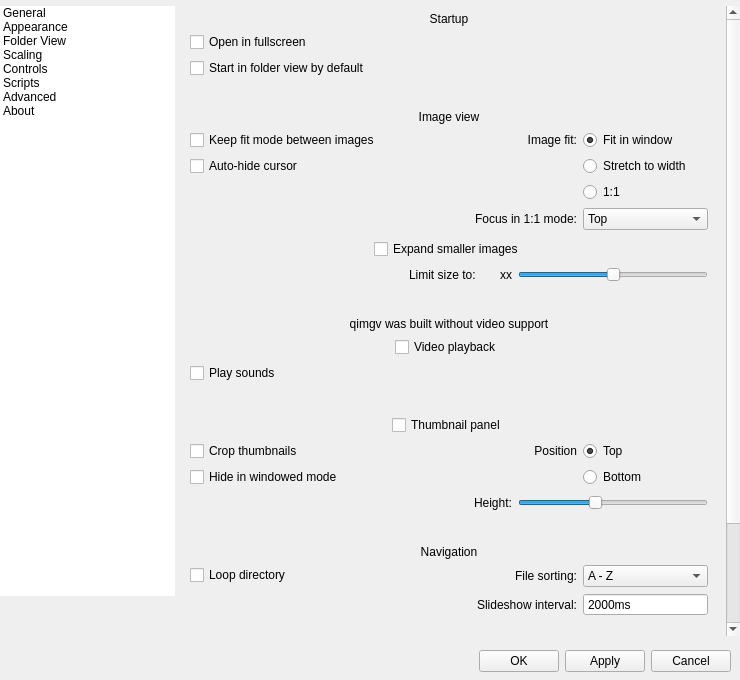
The window that qimgv/gui/dialogs/settingsdialog.ui (do-i/thumbgrid) describes before a commit, drawn with Qt 5.
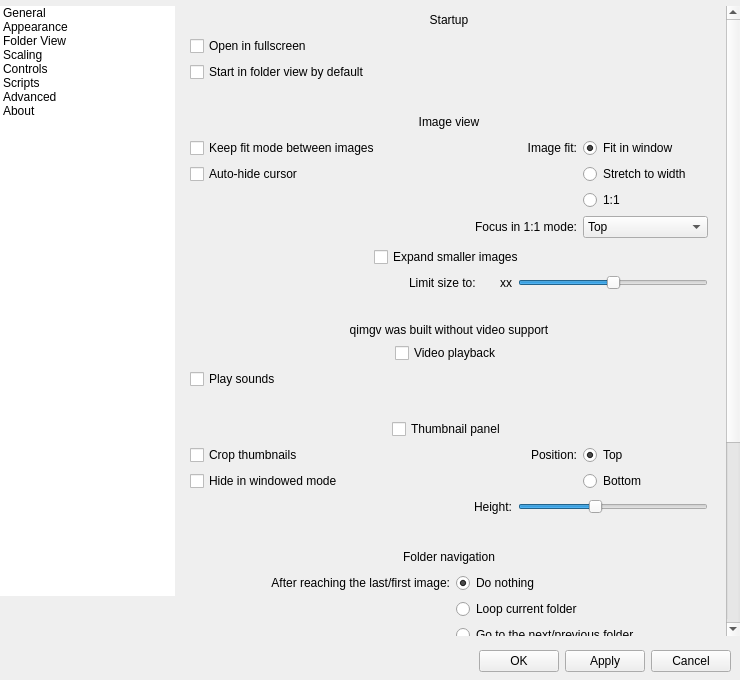
The same window after the commit. Custom widgets are drawn as their Qt base class.

Commit message: add folder switching option #304

What changed in the file:
```diff
--- a/qimgv/gui/dialogs/settingsdialog.ui
+++ b/qimgv/gui/dialogs/settingsdialog.ui
@@ -287,12 +287,12 @@
               <property name="geometry">
                <rect>
                 <x>0</x>
-                <y>0</y>
+                <y>-365</y>
                 <width>539</width>
-                <height>901</height>
+                <height>991</height>
                </rect>
               </property>
-              <layout class="QVBoxLayout" name="verticalLayout_5" stretch="0,0,0,0,0,0,0,0,0,0,0,0,0">
+              <layout class="QVBoxLayout" name="verticalLayout_5" stretch="0,0,0,0,0,0,0,0,0,0,0,0,0,0">
                <property name="spacing">
                 <number>8</number>
                </property>
@@ -327,7 +327,7 @@
                    <number>9</number>
                   </property>
                   <property name="topMargin">
-                   <number>6</number>
+                   <number>4</number>
                   </property>
                   <property name="rightMargin">
                    <number>9</number>
@@ -337,6 +337,12 @@
                   </property>
                   <item>
                    <widget class="QLabel" name="label_15">
+                    <property name="minimumSize">
+                     <size>
+                      <width>0</width>
+                      <height>20</height>
+                     </size>
+                    </property>
                     <property name="text">
                      <string>Startup</string>
                     </property>
@@ -368,19 +374,6 @@
                  </layout>
                 </widget>
                </item>
-               <item>
-                <spacer name="verticalSpacer_13">
-                 <property name="orientation">
-                  <enum>Qt::Vertical</enum>
-                 </property>
-                 <property name="sizeHint" stdset="0">
-                  <size>
-                   <width>20</width>
-                   <height>40</height>
-                  </size>
-                 </property>
-                </spacer>
-               </item>
                <item>
                 <spacer name="verticalSpacer_5">
                  <property name="orientation">
@@ -416,7 +409,7 @@
                    <number>9</number>
                   </property>
                   <property name="topMargin">
-                   <number>6</number>
+                   <number>4</number>
                   </property>
                   <property name="rightMargin">
                    <number>9</number>
@@ -426,6 +419,12 @@
                   </property>
                   <item>
                    <widget class="QLabel" name="label_8">
+                    <property name="minimumSize">
+                     <size>
+                      <width>0</width>
+                      <height>20</height>
+                     </size>
+                    </property>
                     <property name="text">
                      <string>Image view</string>
                     </property>
@@ -826,7 +825,7 @@
                    <number>9</number>
                   </property>
                   <property name="topMargin">
-                   <number>6</number>
+                   <number>4</number>
                   </property>
                   <property name="rightMargin">
                    <number>9</number>
@@ -933,19 +932,6 @@
                        </property>
                       </widget>
                      </item>
-                     <item>
-                      <spacer name="verticalSpacer_2">
-                       <property name="orientation">
-                        <enum>Qt::Vertical</enum>
-                       </property>
-                       <property name="sizeHint" stdset="0">
-                        <size>
-                         <width>20</width>
-                         <height>40</height>
-                        </size>
-                       </property>
-                      </spacer>
-                     </item>
                     </layout>
                    </widget>
                   </item>
@@ -990,7 +976,7 @@
                    <number>9</number>
                   </property>
                   <property name="topMargin">
-                   <number>6</number>
+                   <number>4</number>
                   </property>
                   <property name="rightMargin">
                    <number>9</number>
@@ -1197,7 +1183,7 @@
                             </size>
                            </property>
                            <property name="text">
-                            <string>Position</string>
+                            <string>Position:</string>
                            </property>
                            <property name="alignment">
                             <set>Qt::AlignRight|Qt::AlignTrailing|Qt::AlignVCenter</set>
@@ -1336,7 +1322,7 @@
                    <number>9</number>
                   </property>
                   <property name="topMargin">
-                   <number>6</number>
+                   <number>4</number>
                   </property>
                   <property name="rightMargin">
                    <number>9</number>
@@ -1346,8 +1332,14 @@
                   </property>
                   <item>
                    <widget class="QLabel" name="label_10">
+                    <property name="minimumSize">
+                     <size>
+                      <width>0</width>
+                      <height>20</height>
+                     </size>
+                    </property>
                     <property name="text">
-                     <string>Navigation</string>
+                     <string>Folder navigation</string>
                     </property>
                     <property name="alignment">
                      <set>Qt::AlignCenter</set>
@@ -1355,7 +1347,7 @@
                    </widget>
                   </item>
                   <item>
-                   <layout class="QHBoxLayout" name="horizontalLayout_19">
+                   <layout class="QVBoxLayout" name="verticalLayout_21">
                     <property name="leftMargin">
                      <number>0</number>
                     </property>
@@ -1369,9 +1361,9 @@
                      <number>0</number>
                     </property>
                     <item>
-                     <layout class="QVBoxLayout" name="verticalLayout_21">
+                     <layout class="QGridLayout" name="gridLayout_5">
                       <property name="leftMargin">
-                       <number>0</number>
+                       <number>7</number>
                       </property>
                       <property name="topMargin">
                        <number>0</number>
@@ -1382,74 +1374,17 @@
                       <property name="bottomMargin">
                        <number>0</number>
                       </property>
-                      <item>
-                       <widget class="QCheckBox" name="infiniteScrollingCheckBox">
-                        <property name="sizePolicy">
-                         <sizepolicy hsizetype="Minimum" vsizetype="Preferred">
-                          <horstretch>0</horstretch>
-                          <verstretch>0</verstretch>
-                         </sizepolicy>
-                        </property>
-                        <property name="minimumSize">
-                         <size>
-                          <width>0</width>
-                          <height>0</height>
-                         </size>
-                        </property>
-                        <property name="toolTip">
-                         <string>Start from beginning when reaching end of directory.</string>
-                        </property>
+                      <item row="0" column="2" colspan="2">
+                       <widget class="QRadioButton" name="folderEndNoAction">
                         <property name="text">
-                         <string>Loop directory</string>
+                         <string>Do nothing</string>
                         </property>
-                       </widget>
-                      </item>
-                      <item>
-                       <spacer name="verticalSpacer_20">
-                        <property name="orientation">
-                         <enum>Qt::Vertical</enum>
+                        <property name="checked">
+                         <bool>true</bool>
                         </property>
-                        <property name="sizeHint" stdset="0">
-                         <size>
-                          <width>20</width>
-                          <height>40</height>
-                         </size>
-                        </property>
-                       </spacer>
-                      </item>
-                     </layout>
-                    </item>
-                    <item>
-                     <layout class="QGridLayout" name="gridLayout_4">
-                      <property name="leftMargin">
-                       <number>0</number>
-                      </property>
-                      <property name="topMargin">
-                       <number>0</number>
-                      </property>
-                      <property name="rightMargin">
-                       <number>0</number>
-                      </property>
-                      <property name="bottomMargin">
-                       <number>0</number>
-                      </property>
-                      <item row="1" column="0">
-                       <widget class="QLabel" name="label_6">
-                        <property name="sizePolicy">
-                         <sizepolicy hsizetype="Preferred" vsizetype="Minimum">
-                          <horstretch>0</horstretch>
-                          <verstretch>0</verstretch>
-                         </sizepolicy>
-                        </property>
-                        <property name="text">
-                         <string>File sorting:</string>
-                        </property>
-                        <property name="alignment">
-                         <set>Qt::AlignRight|Qt::AlignTrailing|Qt::AlignVCenter</set>
-                        </property>
                        </widget>
                       </item>
-                      <item row="1" column="1">
+                      <item row="4" column="2">
                        <widget class="QComboBox" name="sortingComboBox">
                         <property name="sizePolicy">
                          <sizepolicy hsizetype="Minimum" vsizetype="Minimum">
@@ -1489,12 +1424,167 @@
                         </item>
                        </widget>
                       </item>
-                      <item row="2" column="1">
+                      <item row="4" column="1">
+                       <widget class="QLabel" name="label_6">
+                        <property name="text">
+                         <string>Default sorting mode:</string>
+                        </property>
+                        <property name="alignment">
+                         <set>Qt::AlignRight|Qt::AlignTrailing|Qt::AlignVCenter</set>
+                        </property>
+                       </widget>
+                      </item>
+                      <item row="1" column="2" colspan="2">
+                       <widget class="QRadioButton" name="folderEndLoop">
+                        <property name="text">
+                         <string>Loop current folder</string>
+                        </property>
+                       </widget>
+                      </item>
+                      <item row="2" column="2" colspan="2">
+                       <widget class="QRadioButton" name="folderEndSwitchFolder">
+                        <property name="text">
+                         <string>Go to the next/previous folder</string>
+                        </property>
+                       </widget>
+                      </item>
+                      <item row="0" column="0" colspan="2">
+                       <widget class="QLabel" name="label_16">
+                        <property name="text">
+                         <string>After reaching the last/first image:</string>
+                        </property>
+                        <property name="alignment">
+                         <set>Qt::AlignRight|Qt::AlignTrailing|Qt::AlignVCenter</set>
+                        </property>
+                       </widget>
+                      </item>
+                      <item row="3" column="1">
+                       <spacer name="verticalSpacer_2">
+                        <property name="orientation">
+                         <enum>Qt::Vertical</enum>
+                        </property>
+                        <property name="sizeType">
+                         <enum>QSizePolicy::Fixed</enum>
+                        </property>
+                        <property name="sizeHint" stdset="0">
+                         <size>
+                          <width>20</width>
+                          <height>4</height>
+                         </size>
+                        </property>
+                       </spacer>
+                      </item>
+                     </layout>
+                    </item>
+                   </layout>
+                  </item>
+                 </layout>
+                </widget>
+               </item>
+               <item>
+                <spacer name="verticalSpacer_12">
+                 <property name="orientation">
+                  <enum>Qt::Vertical</enum>
+                 </property>
+                 <property name="sizeType">
+                  <enum>QSizePolicy::Fixed</enum>
+                 </property>
+                 <property name="sizeHint" stdset="0">
+                  <size>
+                   <width>20</width>
+                   <height>9</height>
+                  </size>
+                 </property>
+                </spacer>
+               </item>
+               <item>
+                <widget class="QFrame" name="SlideshowGroup">
+                 <property name="accessibleName">
+                  <string notr="true">StyledOptionsGroup</string>
+                 </property>
+                 <property name="frameShape">
+                  <enum>QFrame::NoFrame</enum>
+                 </property>
+                 <property name="frameShadow">
+                  <enum>QFrame::Raised</enum>
+                 </property>
+                 <layout class="QVBoxLayout" name="verticalLayout_33">
+                  <property name="topMargin">
+                   <number>4</number>
+                  </property>
+                  <item>
+                   <widget class="QLabel" name="label_13">
+                    <property name="minimumSize">
+                     <size>
+                      <width>0</width>
+                      <height>20</height>
+                     </size>
+                    </property>
+                    <property name="text">
+                     <string>Slideshow</string>
+                    </property>
+                    <property name="alignment">
+                     <set>Qt::AlignCenter</set>
+                    </property>
+                   </widget>
+                  </item>
+                  <item>
+                   <layout class="QHBoxLayout" name="horizontalLayout_6">
+                    <property name="leftMargin">
+                     <number>0</number>
+                    </property>
+                    <property name="topMargin">
+                     <number>0</number>
+                    </property>
+                    <property name="rightMargin">
+                     <number>0</number>
+                    </property>
+                    <property name="bottomMargin">
+                     <number>0</number>
+                    </property>
+                    <item>
+                     <widget class="QCheckBox" name="loopSlideshowCheckBox">
+                      <property name="text">
+                       <string>Loop slideshow</string>
+                      </property>
+                     </widget>
+                    </item>
+                    <item>
+                     <layout class="QHBoxLayout" name="horizontalLayout_23">
+                      <property name="leftMargin">
+                       <number>0</number>
+                      </property>
+                      <property name="topMargin">
+                       <number>0</number>
+                      </property>
+                      <property name="rightMargin">
+                       <number>0</number>
+                      </property>
+                      <property name="bottomMargin">
+                       <number>0</number>
+                      </property>
+                      <item>
+                       <widget class="QLabel" name="label_27">
+                        <property name="text">
+                         <string>Switch interval:</string>
+                        </property>
+                        <property name="alignment">
+                         <set>Qt::AlignRight|Qt::AlignTrailing|Qt::AlignVCenter</set>
+                        </property>
+                       </widget>
+                      </item>
+                      <item>
                        <widget class="QSpinBox" name="slideshowIntervalSpinBox">
+                        <property name="sizePolicy">
+                         <sizepolicy hsizetype="Minimum" vsizetype="Preferred">
+                          <horstretch>0</horstretch>
+                          <verstretch>0</verstretch>
+                         </sizepolicy>
+                        </property>
                         <property name="minimumSize">
                          <size>
                           <width>110</width>
-                          <height>0</height>
+                          <height>24</height>
                          </size>
                         </property>
                         <property name="frame">
@@ -1520,16 +1610,6 @@
                         </property>
                        </widget>
                       </item>
-                      <item row="2" column="0">
-                       <widget class="QLabel" name="label_27">
-                        <property name="text">
-                         <string>Slideshow interval:</string>
-                        </property>
-                        <property name="alignment">
-                         <set>Qt::AlignRight|Qt::AlignTrailing|Qt::AlignVCenter</set>
-                        </property>
-                       </widget>
-                      </item>
                      </layout>
                     </item>
                    </layout>
@@ -1572,7 +1652,7 @@
                    <number>9</number>
                   </property>
                   <property name="topMargin">
-                   <number>6</number>
+                   <number>4</number>
                   </property>
                   <property name="rightMargin">
                    <number>9</number>
@@ -1582,6 +1662,12 @@
                   </property>
                   <item>
                    <widget class="QLabel" name="label_9">
+                    <property name="minimumSize">
+                     <size>
+                      <width>0</width>
+                      <height>20</height>
+                     </size>
+                    </property>
                     <property name="text">
                      <string>User interface tweaks</string>
                     </property>
@@ -1740,7 +1826,7 @@
                 <x>0</x>
                 <y>0</y>
                 <width>553</width>
-                <height>624</height>
+                <height>626</height>
                </rect>
               </property>
               <layout class="QVBoxLayout" name="verticalLayout_25">
@@ -1775,7 +1861,7 @@
                    <number>9</number>
                   </property>
                   <property name="topMargin">
-                   <number>6</number>
+                   <number>4</number>
                   </property>
                   <property name="rightMargin">
                    <number>9</number>
@@ -1785,6 +1871,12 @@
                   </property>
                   <item>
                    <widget class="QLabel" name="label_38">
+                    <property name="minimumSize">
+                     <size>
+                      <width>0</width>
+                      <height>20</height>
+                     </size>
+                    </property>
                     <property name="frameShape">
                      <enum>QFrame::NoFrame</enum>
                     </property>
@@ -2377,7 +2469,7 @@
                    <number>9</number>
                   </property>
                   <property name="topMargin">
-                   <number>6</number>
+                   <number>4</number>
                   </property>
                   <property name="rightMargin">
                    <number>9</number>
@@ -2387,6 +2479,12 @@
                   </property>
                   <item>
                    <widget class="QLabel" name="label_12">
+                    <property name="minimumSize">
+                     <size>
+                      <width>0</width>
+                      <height>20</height>
+                     </size>
+                    </property>
                     <property name="text">
                      <string>Window tweaks</string>
                     </property>
@@ -2608,8 +2706,8 @@
                <rect>
                 <x>0</x>
                 <y>0</y>
-                <width>380</width>
-                <height>172</height>
+                <width>355</width>
+                <height>161</height>
                </rect>
               </property>
               <layout class="QVBoxLayout" name="verticalLayout_27">
@@ -3226,8 +3324,8 @@
                <rect>
                 <x>0</x>
                 <y>0</y>
-                <width>401</width>
-                <height>333</height>
+                <width>369</width>
+                <height>307</height>
                </rect>
               </property>
               <layout class="QVBoxLayout" name="verticalLayout_31">
@@ -3630,7 +3728,7 @@
                 <x>0</x>
                 <y>0</y>
                 <width>274</width>
-                <height>223</height>
+                <height>220</height>
                </rect>
               </property>
               <layout class="QVBoxLayout" name="verticalLayout_32">
@@ -3690,18 +3788,18 @@
                   <string>&lt;!DOCTYPE HTML PUBLIC &quot;-//W3C//DTD HTML 4.0//EN&quot; &quot;http://www.w3.org/TR/REC-html40/strict.dtd&quot;&gt;
 &lt;html&gt;&lt;head&gt;&lt;meta name=&quot;qrichtext&quot; content=&quot;1&quot; /&gt;&lt;style type=&quot;text/css&quot;&gt;
 p, li { white-space: pre-wrap; }
-&lt;/style&gt;&lt;/head&gt;&lt;body style=&quot; font-family:'Ubuntu'; font-size:10pt; font-weight:400; font-style:normal;&quot;&gt;
-&lt;p style=&quot; margin-top:0px; margin-bottom:0px; margin-left:0px; margin-right:0px; -qt-block-indent:0; text-indent:0px;&quot;&gt;&lt;span style=&quot; font-family:'MS Shell Dlg 2';&quot;&gt;This is a fast and easy to use image viewer&lt;/span&gt;&lt;/p&gt;
-&lt;p style=&quot; margin-top:0px; margin-bottom:0px; margin-left:0px; margin-right:0px; -qt-block-indent:0; text-indent:0px;&quot;&gt;&lt;span style=&quot; font-family:'MS Shell Dlg 2';&quot;&gt;Features video support via libmpv&lt;/span&gt;&lt;/p&gt;
-&lt;p style=&quot; margin-top:0px; margin-bottom:0px; margin-left:0px; margin-right:0px; -qt-block-indent:0; text-indent:0px;&quot;&gt;&lt;span style=&quot; font-family:'MS Shell Dlg 2'; font-weight:600; font-style:italic;&quot;&gt;Github page:&lt;/span&gt;&lt;span style=&quot; font-family:'MS Shell Dlg 2'; font-style:italic;&quot;&gt; &lt;/span&gt;&lt;a href=&quot;https://github.com/easymodo/qimgv&quot;&gt;&lt;span style=&quot; font-family:'MS Shell Dlg 2'; font-style:italic; text-decoration: underline; color:#007af4;&quot;&gt;https://github.com/easymodo/qimgv&lt;/span&gt;&lt;/a&gt;&lt;/p&gt;
-&lt;p style=&quot; margin-top:0px; margin-bottom:0px; margin-left:0px; margin-right:0px; -qt-block-indent:0; text-indent:0px;&quot;&gt;&lt;span style=&quot; font-family:'MS Shell Dlg 2'; font-weight:600; font-style:italic;&quot;&gt;Main developer:&lt;/span&gt;&lt;span style=&quot; font-family:'MS Shell Dlg 2'; font-style:italic;&quot;&gt; easymodo (easymodofrf@gmail.com)&lt;/span&gt;&lt;/p&gt;
-&lt;p style=&quot; margin-top:0px; margin-bottom:0px; margin-left:0px; margin-right:0px; -qt-block-indent:0; text-indent:0px;&quot;&gt;&lt;a href=&quot;https://github.com/easymodo/qimgv/graphs/contributors&quot;&gt;&lt;span style=&quot; font-family:'MS Shell Dlg 2'; font-weight:600; font-style:italic; text-decoration: underline; color:#007af4;&quot;&gt;Contributors&lt;/span&gt;&lt;/a&gt;&lt;/p&gt;
-&lt;p style=&quot;-qt-paragraph-type:empty; margin-top:0px; margin-bottom:0px; margin-left:0px; margin-right:0px; -qt-block-indent:0; text-indent:0px; font-family:'MS Shell Dlg 2'; font-weight:600; font-style:italic; text-decoration: underline; color:#007af4;&quot;&gt;&lt;br /&gt;&lt;/p&gt;
-&lt;p style=&quot; margin-top:0px; margin-bottom:0px; margin-left:0px; margin-right:0px; -qt-block-indent:0; text-indent:0px;&quot;&gt;&lt;span style=&quot; font-family:'MS Shell Dlg 2';&quot;&gt;OpenCV enabled builds use &lt;/span&gt;&lt;a href=&quot;https://github.com/dbzhang800/QtOpenCV&quot;&gt;&lt;span style=&quot; text-decoration: underline; color:#007af4;&quot;&gt;QtOpenCV&lt;/span&gt;&lt;/a&gt;&lt;span style=&quot; font-family:'MS Shell Dlg 2';&quot;&gt; by dbzhang800&lt;/span&gt;&lt;/p&gt;
-&lt;p style=&quot;-qt-paragraph-type:empty; margin-top:0px; margin-bottom:0px; margin-left:0px; margin-right:0px; -qt-block-indent:0; text-indent:0px; font-family:'MS Shell Dlg 2'; font-weight:600; font-style:italic; text-decoration: underline; color:#007af4;&quot;&gt;&lt;br /&gt;&lt;/p&gt;
-&lt;p style=&quot; margin-top:0px; margin-bottom:0px; margin-left:0px; margin-right:0px; -qt-block-indent:0; text-indent:0px;&quot;&gt;&lt;span style=&quot; font-family:'MS Shell Dlg 2';&quot;&gt;qimgv is licensed under &lt;/span&gt;&lt;a href=&quot;https://www.gnu.org/licenses/gpl-3.0.en.html&quot;&gt;&lt;span style=&quot; font-family:'Droid Sans'; text-decoration: underline; color:#007af4;&quot;&gt;GNU GPL Version 3&lt;/span&gt;&lt;/a&gt;&lt;/p&gt;
-&lt;p style=&quot;-qt-paragraph-type:empty; margin-top:0px; margin-bottom:0px; margin-left:0px; margin-right:0px; -qt-block-indent:0; text-indent:0px; font-family:'MS Shell Dlg 2';&quot;&gt;&lt;br /&gt;&lt;/p&gt;
-&lt;p style=&quot; margin-top:0px; margin-bottom:0px; margin-left:0px; margin-right:0px; -qt-block-indent:0; text-indent:0px;&quot;&gt;&lt;span style=&quot; font-family:'MS Shell Dlg 2';&quot;&gt;Report any issues / request features &lt;/span&gt;&lt;a href=&quot;https://github.com/easymodo/qimgv/issues&quot;&gt;&lt;span style=&quot; font-family:'Droid Sans'; text-decoration: underline; color:#007af4;&quot;&gt;here&lt;/span&gt;&lt;/a&gt;&lt;/p&gt;&lt;/body&gt;&lt;/html&gt;</string>
+&lt;/style&gt;&lt;/head&gt;&lt;body style=&quot; font-family:'MS Shell Dlg 2'; font-size:8.25pt; font-weight:400; font-style:normal;&quot;&gt;
+&lt;p style=&quot; margin-top:0px; margin-bottom:0px; margin-left:0px; margin-right:0px; -qt-block-indent:0; text-indent:0px;&quot;&gt;&lt;span style=&quot; font-size:10pt;&quot;&gt;This is a fast and easy to use image viewer&lt;/span&gt;&lt;/p&gt;
+&lt;p style=&quot; margin-top:0px; margin-bottom:0px; margin-left:0px; margin-right:0px; -qt-block-indent:0; text-indent:0px;&quot;&gt;&lt;span style=&quot; font-size:10pt;&quot;&gt;Features video support via libmpv&lt;/span&gt;&lt;/p&gt;
+&lt;p style=&quot; margin-top:0px; margin-bottom:0px; margin-left:0px; margin-right:0px; -qt-block-indent:0; text-indent:0px;&quot;&gt;&lt;span style=&quot; font-size:10pt; font-weight:600; font-style:italic;&quot;&gt;Github page:&lt;/span&gt;&lt;span style=&quot; font-size:10pt; font-style:italic;&quot;&gt; &lt;/span&gt;&lt;a href=&quot;https://github.com/easymodo/qimgv&quot;&gt;&lt;span style=&quot; font-size:10pt; font-style:italic; text-decoration: underline; color:#007af4;&quot;&gt;https://github.com/easymodo/qimgv&lt;/span&gt;&lt;/a&gt;&lt;/p&gt;
+&lt;p style=&quot; margin-top:0px; margin-bottom:0px; margin-left:0px; margin-right:0px; -qt-block-indent:0; text-indent:0px;&quot;&gt;&lt;span style=&quot; font-size:10pt; font-weight:600; font-style:italic;&quot;&gt;Main developer:&lt;/span&gt;&lt;span style=&quot; font-size:10pt; font-style:italic;&quot;&gt; easymodo (easymodofrf@gmail.com)&lt;/span&gt;&lt;/p&gt;
+&lt;p style=&quot; margin-top:0px; margin-bottom:0px; margin-left:0px; margin-right:0px; -qt-block-indent:0; text-indent:0px;&quot;&gt;&lt;a href=&quot;https://github.com/easymodo/qimgv/graphs/contributors&quot;&gt;&lt;span style=&quot; font-size:10pt; font-weight:600; font-style:italic; text-decoration: underline; color:#007af4;&quot;&gt;Contributors&lt;/span&gt;&lt;/a&gt;&lt;/p&gt;
+&lt;p style=&quot;-qt-paragraph-type:empty; margin-top:0px; margin-bottom:0px; margin-left:0px; margin-right:0px; -qt-block-indent:0; text-indent:0px; font-size:10pt; font-weight:600; font-style:italic; text-decoration: underline; color:#007af4;&quot;&gt;&lt;br /&gt;&lt;/p&gt;
+&lt;p style=&quot; margin-top:0px; margin-bottom:0px; margin-left:0px; margin-right:0px; -qt-block-indent:0; text-indent:0px;&quot;&gt;&lt;span style=&quot; font-size:10pt;&quot;&gt;OpenCV enabled builds use &lt;/span&gt;&lt;a href=&quot;https://github.com/dbzhang800/QtOpenCV&quot;&gt;&lt;span style=&quot; font-family:'Ubuntu'; font-size:10pt; text-decoration: underline; color:#007af4;&quot;&gt;QtOpenCV&lt;/span&gt;&lt;/a&gt;&lt;span style=&quot; font-size:10pt;&quot;&gt; by dbzhang800&lt;/span&gt;&lt;/p&gt;
+&lt;p style=&quot;-qt-paragraph-type:empty; margin-top:0px; margin-bottom:0px; margin-left:0px; margin-right:0px; -qt-block-indent:0; text-indent:0px; font-size:10pt; font-weight:600; font-style:italic; text-decoration: underline; color:#007af4;&quot;&gt;&lt;br /&gt;&lt;/p&gt;
+&lt;p style=&quot; margin-top:0px; margin-bottom:0px; margin-left:0px; margin-right:0px; -qt-block-indent:0; text-indent:0px;&quot;&gt;&lt;span style=&quot; font-size:10pt;&quot;&gt;qimgv is licensed under &lt;/span&gt;&lt;a href=&quot;https://www.gnu.org/licenses/gpl-3.0.en.html&quot;&gt;&lt;span style=&quot; font-family:'Droid Sans'; font-size:10pt; text-decoration: underline; color:#007af4;&quot;&gt;GNU GPL Version 3&lt;/span&gt;&lt;/a&gt;&lt;/p&gt;
+&lt;p style=&quot;-qt-paragraph-type:empty; margin-top:0px; margin-bottom:0px; margin-left:0px; margin-right:0px; -qt-block-indent:0; text-indent:0px; font-size:10pt;&quot;&gt;&lt;br /&gt;&lt;/p&gt;
+&lt;p style=&quot; margin-top:0px; margin-bottom:0px; margin-left:0px; margin-right:0px; -qt-block-indent:0; text-indent:0px;&quot;&gt;&lt;span style=&quot; font-size:10pt;&quot;&gt;Report any issues / request features &lt;/span&gt;&lt;a href=&quot;https://github.com/easymodo/qimgv/issues&quot;&gt;&lt;span style=&quot; font-family:'Droid Sans'; font-size:10pt; text-decoration: underline; color:#007af4;&quot;&gt;here&lt;/span&gt;&lt;/a&gt;&lt;/p&gt;&lt;/body&gt;&lt;/html&gt;</string>
                  </property>
                  <property name="acceptRichText">
                   <bool>true</bool>
```
The commit also changes 6 other files.
